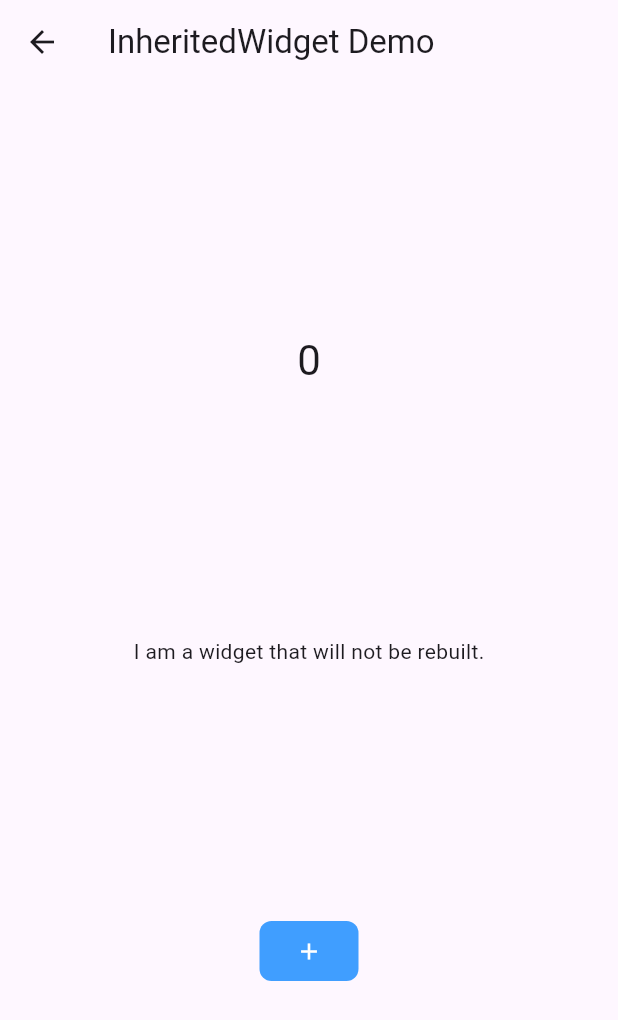
After one commit to ycx211314/codery_app, a Flutter app: the screen it shows after launch, item 2 of the bottom bar chosen, after a tap on "InheritedWidget", on a phone screen of 412 x 824 dp. The commit adds this screen. Shown: the top 1020 px of the screen. Run offline on Flutter 3.47's test engine with Material 3 defaults, Android fonts, the phone set to English and light mode, and no system bars; our stand-ins replace dio, flutter_screenutil.

Commit message:
✨ feat: 添加demo

```diff
--- a/lib/pages/demo/demo_page.dart
+++ b/lib/pages/demo/demo_page.dart
@@ -1,10 +1,14 @@
+import 'package:codery/pages/sample/custome_paint_demo_page.dart';
 import 'package:codery/pages/sample/fade_in_image_page.dart';
 import 'package:codery/pages/sample/fade_transition_demo_page.dart';
+import 'package:codery/pages/sample/hero_demo_page.dart';
+import 'package:codery/pages/sample/inherited_widget_demo_page.dart';
 import 'package:codery/pages/sample/page_view_demo_page.dart';
 import 'package:codery/pages/sample/sliver_app_bar_demo_page.dart';
 import 'package:codery/pages/sample/sliver_grid_demo_page.dart';
 import 'package:codery/pages/sample/sliver_l_ist_demo_page.dart';
 import 'package:codery/pages/sample/table_page.dart';
+import 'package:codery/pages/sample/tooltip_demo_page.dart';
 import 'package:flutter/material.dart';
 
 class DemoPage extends StatelessWidget {
@@ -72,6 +76,38 @@ class DemoPage extends StatelessWidget {
                 }));
               },
               child: const Text("SliverGridView")),
+          FilledButton(
+              onPressed: () {
+                //navigator导航到一个页面
+                Navigator.push(context, MaterialPageRoute(builder: (context) {
+                  return const InheritedWidgetDemoPage();
+                }));
+              },
+              child: const Text("InheritedWidget")),
+          FilledButton(
+              onPressed: () {
+                //navigator导航到一个页面
+                Navigator.push(context, MaterialPageRoute(builder: (context) {
+                  return const TooltipDemoPage();
+                }));
+              },
+              child: const Text("Tooltip")),
+          FilledButton(
+              onPressed: () {
+                //navigator导航到一个页面
+                Navigator.push(context, MaterialPageRoute(builder: (context) {
+                  return const CustomePaintDemoPage();
+                }));
+              },
+              child: const Text("CustomePaint")),
+          FilledButton(
+              onPressed: () {
+                //navigator导航到一个页面
+                Navigator.push(context, MaterialPageRoute(builder: (context) {
+                  return const HeroDemoPage();
+                }));
+              },
+              child: const Text("Hero")),
         ],
       )),
     );
--- /dev/null
+++ b/lib/pages/sample/inherited_widget_demo_page.dart
@@ -0,0 +1,122 @@
+import 'package:flutter/material.dart';
+
+class InheritedWidgetDemoPage extends StatelessWidget {
+  const InheritedWidgetDemoPage({super.key});
+
+  @override
+  Widget build(BuildContext context) {
+    return Scaffold(
+      body: HomePage(
+        child: Scaffold(
+          appBar: AppBar(
+            title: const Text('InheritedWidget Demo'),
+          ),
+          body: const Column(
+            mainAxisAlignment: MainAxisAlignment.spaceEvenly,
+            children: <Widget>[
+              WidgetA(),
+              WidgetB(),
+              WidgetC(),
+            ],
+          ),
+        ),
+      ),
+    );
+  }
+}
+
+class _MyInheritedWidget extends InheritedWidget {
+  final HomePageState data;
+
+  const _MyInheritedWidget(this.data,
+      {required super.child, required HomePageState ds});
+
+  @override
+  bool updateShouldNotify(_MyInheritedWidget oldWidget) {
+    return true;
+  }
+}
+
+class HomePage extends StatefulWidget {
+  final Widget child;
+
+  const HomePage({super.key, required this.child});
+
+  @override
+  State<StatefulWidget> createState() {
+    return HomePageState();
+  }
+
+  static HomePageState of(BuildContext context, {bool rebuild = true}) {
+    if (rebuild) {
+      return context
+          .dependOnInheritedWidgetOfExactType<_MyInheritedWidget>()!
+          .data;
+    }
+    return context.findAncestorWidgetOfExactType<_MyInheritedWidget>()!.data;
+    // or
+    // return (context.getElementForInheritedWidgetOfExactType<_MyInheritedWidget>().widget as _MyInheritedWidget).data;
+  }
+}
+
+class HomePageState extends State<HomePage> {
+  int counter = 0;
+
+  void _incrementCounter() {
+    print('HomePageState before _incrementCounter counter $counter');
+    setState(() {
+      counter++;
+      print('HomePageState counter $counter');
+    });
+  }
+
+  @override
+  Widget build(BuildContext context) {
+    return _MyInheritedWidget(
+      this,
+      ds: this,
+      child: widget.child,
+    );
+  }
+}
+
+class WidgetA extends StatelessWidget {
+  const WidgetA({super.key});
+
+  @override
+  Widget build(BuildContext context) {
+    final HomePageState state = HomePage.of(context);
+
+    return Center(
+      child: Text(
+        '${state.counter}',
+        style: Theme.of(context).textTheme.headlineMedium,
+      ),
+    );
+  }
+}
+
+class WidgetB extends StatelessWidget {
+  const WidgetB({super.key});
+
+  @override
+  Widget build(BuildContext context) {
+    return const Text('I am a widget that will not be rebuilt.');
+  }
+}
+
+class WidgetC extends StatelessWidget {
+  const WidgetC({super.key});
+
+  @override
+  Widget build(BuildContext context) {
+    final HomePageState state = HomePage.of(context, rebuild: false);
+
+    return FilledButton(
+      onPressed: () {
+        state._incrementCounter();
+      },
+      child: const Icon(Icons.add),
+    );
+  }
+}
```
Also changed, not shown: lib/pages/sample/custome_paint_demo_page.dart (added, +38 -0 lines), lib/pages/sample/hero_demo_page.dart (added, +36 -0 lines), lib/pages/sample/hero_second_page.dart (added, +35 -0 lines), lib/pages/sample/tooltip_demo_page.dart (added, +25 -0 lines), lib/generated/intl/messages_all.dart, lib/generated/intl/messages_en.dart, lib/generated/intl/messages_zh.dart, lib/generated/l10n.dart.
